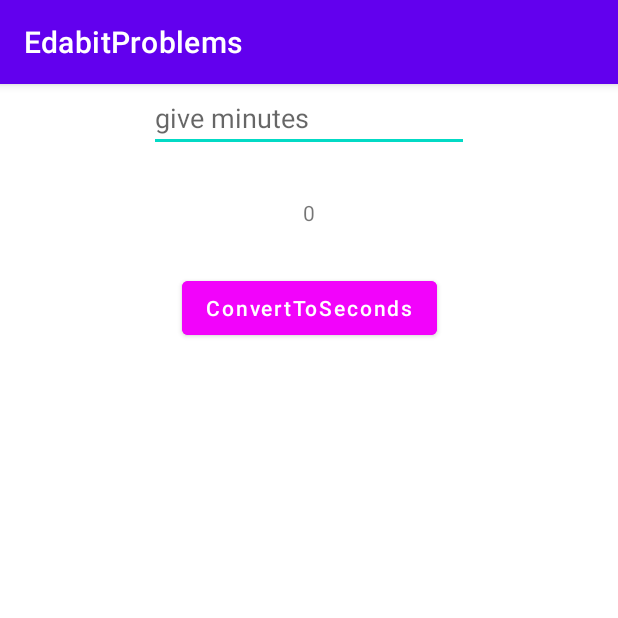
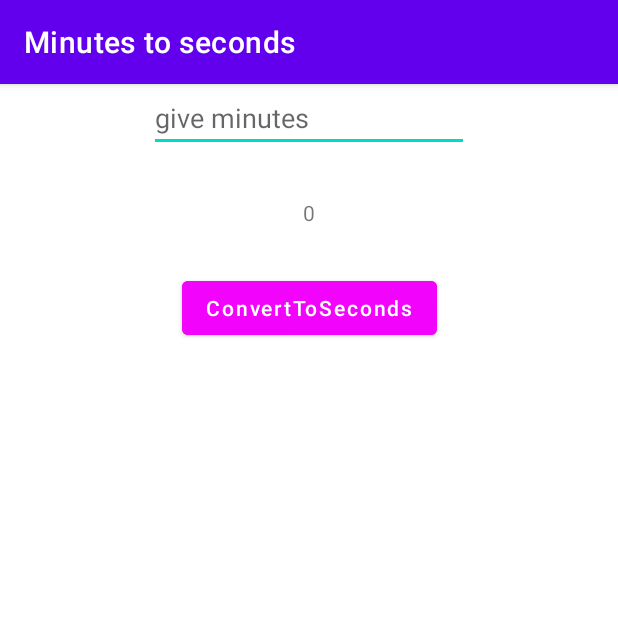
Before and after one commit to Suresh-sanganaboyana-improve10x/EdabitProblems, an Android app: the ConvertMinutesToSecondsActivity screen opened directly, with no data from a screen before it, after a tap on "ConvertToSeconds", on a phone screen of 412 x 824 dp, the top half of it. Run offline under Robolectric (Android 15) with nearby library versions, the phone set to English and light mode, and no system bars.

Commit message:
Implemented Throws Exception concepts in ConvertMinutesToSecondsActivity

```diff
--- a/app/src/main/java/com/example/edabitproblems/hoursMinutesIntoSeconds/HoursAndMinutesIntoSecondsActivity.java
+++ b/app/src/main/java/com/example/edabitproblems/hoursMinutesIntoSeconds/HoursAndMinutesIntoSecondsActivity.java
@@ -3,6 +3,7 @@ package com.example.edabitproblems.hoursMinutesIntoSeconds;
 import androidx.appcompat.app.AppCompatActivity;
 
 import android.os.Bundle;
+import android.view.View;
 
 import com.example.edabitproblems.R;
 import com.example.edabitproblems.databinding.ActivityHoursAndMinutesIntoSecondsBinding;
@@ -38,5 +39,7 @@ public class HoursAndMinutesIntoSecondsActivity extends AppCompatActivity implem
     @Override
     public void getSeconds(String message) {
         binding.secondsTxt.setText(message);
+        binding.secondsTxt.setVisibility(View.VISIBLE);
+
     }
 }
--- a/app/src/main/java/com/example/edabitproblems/minutestoseconds/ConvertMinutesToSecondsActivity.java
+++ b/app/src/main/java/com/example/edabitproblems/minutestoseconds/ConvertMinutesToSecondsActivity.java
@@ -3,6 +3,7 @@ package com.example.edabitproblems.minutestoseconds;
 import androidx.appcompat.app.AppCompatActivity;
 
 import android.os.Bundle;
+import android.view.View;
 import android.widget.Toast;
 
 import com.example.edabitproblems.databinding.ActivityConvertMinutesToSecondsBinding;
@@ -16,6 +17,7 @@ public class ConvertMinutesToSecondsActivity extends AppCompatActivity implement
         super.onCreate(savedInstanceState);
         binding = ActivityConvertMinutesToSecondsBinding.inflate(getLayoutInflater());
         setContentView(binding.getRoot());
+        getSupportActionBar().setTitle("Minutes to seconds");
         handleConvertToMinutes();
     }
 
@@ -23,14 +25,21 @@ public class ConvertMinutesToSecondsActivity extends AppCompatActivity implement
     public void handleConvertToMinutes() {
         binding.convertToSecondsBtn.setOnClickListener(v -> {
             String minutes = binding.minutesTxt.getText().toString();
-            int minToSeconds = new MinutesToSecondControllerImpl().minutesToSeconds(minutes);
-            displaySeconds(String.valueOf(minToSeconds));
+            int minToSeconds = 0;
+            try {
+                minToSeconds = new MinutesToSecondControllerImpl().minutesToSeconds(minutes);
+                displaySeconds(String.valueOf(minToSeconds));
+            } catch (Exception e) {
+                e.printStackTrace();
+                displaySeconds("Invalid Input");
+            }
         });
     }
 
     @Override
     public void displaySeconds(String message) {
         binding.secondsTxt.setText(message);
+        binding.secondsTxt.setVisibility(View.VISIBLE);
 //        Toast.makeText(this, message, Toast.LENGTH_SHORT).show();
     }
 }
--- a/app/src/main/java/com/example/edabitproblems/minutestoseconds/MinutesToSecondControllerImpl.java
+++ b/app/src/main/java/com/example/edabitproblems/minutestoseconds/MinutesToSecondControllerImpl.java
@@ -4,7 +4,7 @@ import android.util.Log;
 
 public class MinutesToSecondControllerImpl implements MinutesToSecondsController{
     @Override
-    public int minutesToSeconds(String minutes) {
+    public int minutesToSeconds(String minutes) throws Exception {
         int seconds = 0;
         try {
             int minutesInInt = Integer.parseInt(minutes);
--- a/app/src/main/java/com/example/edabitproblems/minutestoseconds/MinutesToSecondsController.java
+++ b/app/src/main/java/com/example/edabitproblems/minutestoseconds/MinutesToSecondsController.java
@@ -2,5 +2,5 @@ package com.example.edabitproblems.minutestoseconds;
 
 public interface MinutesToSecondsController {
 
-    int  minutesToSeconds(String minutes);
+    int  minutesToSeconds(String minutes) throws Exception;
 }
--- a/app/src/main/res/layout/activity_convert_minutes_to_seconds.xml
+++ b/app/src/main/res/layout/activity_convert_minutes_to_seconds.xml
@@ -34,6 +34,7 @@
         android:layout_width="wrap_content"
         android:layout_height="wrap_content"
         android:text="seconds"
+        android:visibility="invisible"
         app:layout_constraintBottom_toTopOf="@+id/convert_to_seconds_btn"
         app:layout_constraintEnd_toEndOf="@+id/minutes_txt"
         app:layout_constraintStart_toStartOf="@+id/minutes_txt"
--- a/app/src/main/res/layout/activity_hours_and_minutes_into_seconds.xml
+++ b/app/src/main/res/layout/activity_hours_and_minutes_into_seconds.xml
@@ -62,6 +62,7 @@
         android:text="seconds"
         android:textColor="#F802EC"
         android:textSize="20sp"
+        android:visibility="invisible"
         app:layout_constraintBottom_toTopOf="@+id/cnrt_hr_to_min_sec_btn"
         app:layout_constraintEnd_toEndOf="@+id/textInputLayout2"
         app:layout_constraintStart_toStartOf="@+id/textInputLayout2"
```
Also changed, not shown: 1 other file.
